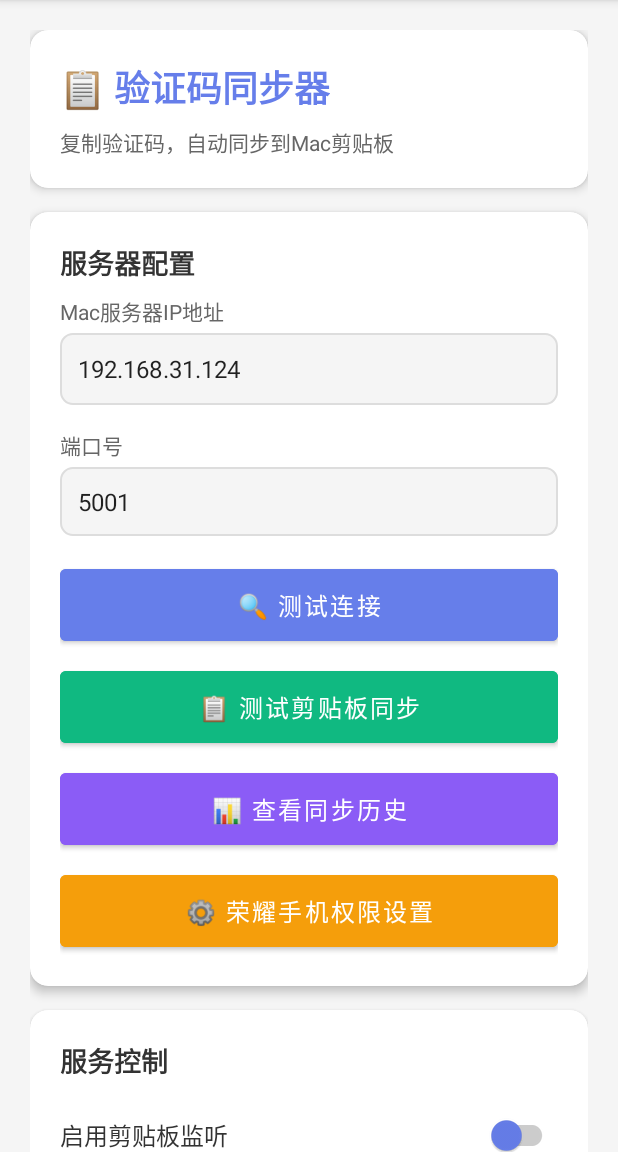
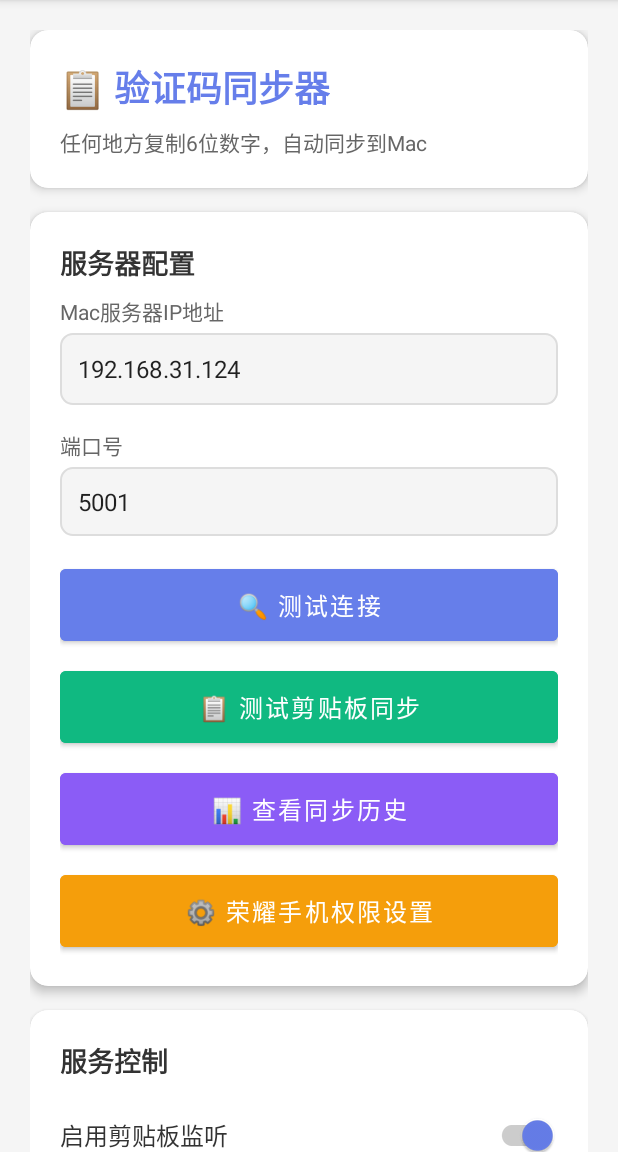
Before and after one commit to codingChang/msgCode, an Android app: the screen it shows after launch (MainActivity), after a tap on "📋 测试剪贴板同步", on a phone screen of 412 x 824 dp, the part 84-1236 px from its top. Run offline under Robolectric (Android 15) with nearby library versions, the light colour scheme and no system bars; 1 other tap on this screen came first.

Commit message:
⚡ 优化为全自动6位验证码同步
用户需求：只需复制6位数字，自动同步到Mac

✅ 优化内容：
- 只识别6位数字验证码（最常用）
- 默认启用剪贴板监听（全自动）
- 任何地方复制都能检测
- 优化界面显示，更清晰展示验证码
- 简化使用说明文案
- Mac服务器也只识别6位数字

🎯 使用体验：
1. 在手机任何地方复制6位数字
2. 自动识别并同步到Mac
3. Mac上直接粘贴使用
4. 完全自动化，无需手动操作

测试通过：123456 ✅

```diff
--- a/android-app/app/src/main/java/com/msgcode/smsforwarder/MainActivity.kt
+++ b/android-app/app/src/main/java/com/msgcode/smsforwarder/MainActivity.kt
@@ -39,14 +39,8 @@ class MainActivity : AppCompatActivity() {
         private const val KEY_SERVER_PORT = "server_port"
         private const val KEY_CLIPBOARD_ENABLED = "clipboard_enabled"
 
-        // 验证码匹配模式
-        private val VERIFICATION_CODE_PATTERNS = arrayOf(
-            Pattern.compile("验证码[：:\\s]*([0-9]{4,8})"),
-            Pattern.compile("验证码为[：:\\s]*([0-9]{4,8})"),
-            Pattern.compile("验证码是[：:\\s]*([0-9]{4,8})"),
-            Pattern.compile("code[：:\\s]*([0-9]{4,8})", Pattern.CASE_INSENSITIVE),
-            Pattern.compile("([0-9]{4,8})")
-        )
+        // 6位数字验证码匹配模式
+        private val VERIFICATION_CODE_PATTERN = Pattern.compile("(\\d{6})")
     }
 
     override fun onCreate(savedInstanceState: Bundle?) {
@@ -87,7 +81,7 @@ class MainActivity : AppCompatActivity() {
         etServerIp.setText(prefs.getString(KEY_SERVER_IP, "192.168.31.124"))
         etServerPort.setText(prefs.getString(KEY_SERVER_PORT, "5001"))
 
-        val clipboardEnabled = prefs.getBoolean(KEY_CLIPBOARD_ENABLED, false)
+        val clipboardEnabled = prefs.getBoolean(KEY_CLIPBOARD_ENABLED, true)  // 默认启用
         switchClipboardSync.isChecked = clipboardEnabled
 
         if (clipboardEnabled) {
@@ -167,19 +161,9 @@ class MainActivity : AppCompatActivity() {
     }
 
     private fun extractVerificationCode(text: String): String? {
-        for (pattern in VERIFICATION_CODE_PATTERNS) {
-            val matcher = pattern.matcher(text)
-            if (matcher.find()) {
-                val code = if (matcher.groupCount() > 0) {
-                    matcher.group(1)
-                } else {
-                    matcher.group(0)
-                }
-                // 验证码长度应该在4-8位之间
-                if (code != null && code.length in 4..8 && code.all { it.isDigit() }) {
-                    return code
-                }
-            }
+        val matcher = VERIFICATION_CODE_PATTERN.matcher(text)
+        if (matcher.find()) {
+            return matcher.group(1)  // 返回第一个找到的6位数字
         }
         return null
     }
@@ -206,24 +190,26 @@ class MainActivity : AppCompatActivity() {
 
                 runOnUiThread {
                     if (success) {
-                        val message = "✅ 验证码已同步: $verificationCode"
-                        Toast.makeText(this@MainActivity, message, Toast.LENGTH_LONG).show()
+                        // 显示大号通知
+                        Toast.makeText(this@MainActivity, "✅ 验证码 $verificationCode 已同步到Mac", Toast.LENGTH_LONG).show()
 
                         // 更新界面显示
                         val timeStr = SimpleDateFormat("HH:mm:ss", Locale.getDefault()).format(Date())
-                        tvLastCode.text = "最近同步：$timeStr\n验证码：$verificationCode"
+                        tvLastCode.text = "🎯 最近同步的验证码\n\n⏰ $timeStr\n\n📱 $verificationCode\n\n✅ 已复制到Mac剪贴板\n可以在Mac上粘贴使用了"
 
                         // 保存调试日志
-                        val debugMsg = "✅ 验证码同步成功!\n验证码: $verificationCode\n内容: ${content.take(50)}${if(content.length > 50) "..." else ""}"
+                        val debugMsg = "✅ 验证码: $verificationCode\n⏰ 时间: $timeStr\n📋 原文: ${content.take(80)}${if(content.length > 80) "..." else ""}\n✅ 状态: 已同步到Mac"
                         prefs.edit().apply {
                             putString("debug_log", debugMsg)
                             putLong("debug_log_time", System.currentTimeMillis())
+                            putString("last_code", verificationCode)
+                            putLong("last_code_time", System.currentTimeMillis())
                             apply()
                         }
                     } else {
-                        Toast.makeText(this@MainActivity, "❌ 同步失败，请检查服务器", Toast.LENGTH_LONG).show()
+                        Toast.makeText(this@MainActivity, "❌ 同步失败，请检查Mac服务器", Toast.LENGTH_LONG).show()
                         prefs.edit().apply {
-                            putString("debug_log", "❌ 验证码同步失败\n服务器: $serverIp:$serverPort")
+                            putString("debug_log", "❌ 验证码: $verificationCode\n⚠️ 同步失败\n服务器: $serverIp:$serverPort\n请确保Mac服务器正在运行")
                             putLong("debug_log_time", System.currentTimeMillis())
                             apply()
                         }
@@ -298,23 +284,25 @@ class MainActivity : AppCompatActivity() {
         val serverPort = etServerPort.text.toString().trim()
 
         val statusBuilder = StringBuilder()
-        statusBuilder.append("🔧 服务配置:\n")
-        statusBuilder.append("   IP: ${if(serverIp.isNotEmpty()) serverIp else "未配置"}\n")
-        statusBuilder.append("   端口: ${if(serverPort.isNotEmpty()) serverPort else "未配置"}\n\n")
+        statusBuilder.append("🔧 Mac服务器: ${if(serverIp.isNotEmpty()) "$serverIp:$serverPort" else "未配置"}\n\n")
 
-        statusBuilder.append("📋 剪贴板监听: ${if(clipboardEnabled) "✅ 已启用" else "❌ 已停用"}\n\n")
+        statusBuilder.append("📋 监听状态: ${if(clipboardEnabled) "✅ 正在监听" else "❌ 已停止"}\n\n")
 
-        statusBuilder.append("💡 使用说明:\n")
-        statusBuilder.append("1. 启用剪贴板监听\n")
-        statusBuilder.append("2. 收到验证码短信后复制数字\n")
-        statusBuilder.append("3. 验证码自动同步到Mac剪贴板\n")
-        statusBuilder.append("4. 在Mac上直接粘贴使用")
+        if (clipboardEnabled) {
+            statusBuilder.append("💡 使用说明:\n")
+            statusBuilder.append("• 在任何地方复制6位数字\n")
+            statusBuilder.append("• 自动识别并同步到Mac\n")
+            statusBuilder.append("• Mac上可以直接粘贴使用\n\n")
+            statusBuilder.append("⚡ 全自动运行中...")
+        } else {
+            statusBuilder.append("⚠️ 请启用剪贴板监听开始同步")
+        }
 
         tvStatus.text = statusBuilder.toString()
 
         // 更新调试日志显示
-        val debugLog = prefs.getString("debug_log", "等待剪贴板变化...")
-        tvDebugLog.text = "📊 调试信息:\n$debugLog"
+        val debugLog = prefs.getString("debug_log", "👋 等待复制6位验证码...")
+        tvDebugLog.text = "📊 同步记录:\n\n$debugLog"
     }
 
     private fun startStatusUpdates() {
--- a/android-app/app/src/main/res/layout/activity_main.xml
+++ b/android-app/app/src/main/res/layout/activity_main.xml
@@ -37,7 +37,7 @@
                     android:layout_width="wrap_content"
                     android:layout_height="wrap_content"
                     android:layout_marginTop="8dp"
-                    android:text="复制验证码，自动同步到Mac剪贴板"
+                    android:text="任何地方复制6位数字，自动同步到Mac"
                     android:textColor="#666"
                     android:textSize="14sp" />
             </LinearLayout>
```
Also changed, not shown: 1 other file.
